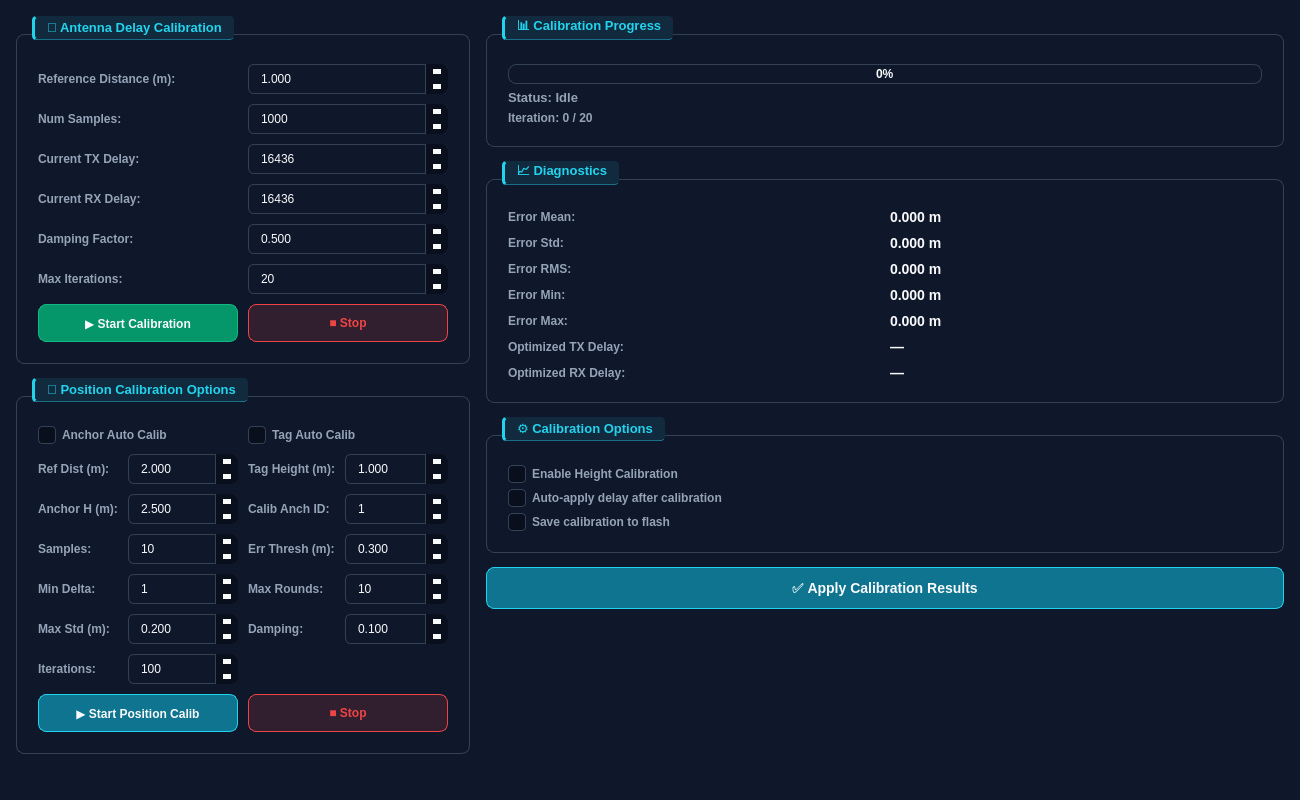
Above: software/uwb_rtls_studio/views/ui/calibration_tab.ui from phuongmt08/uwb-rtls before the change. Below: the same form after it.
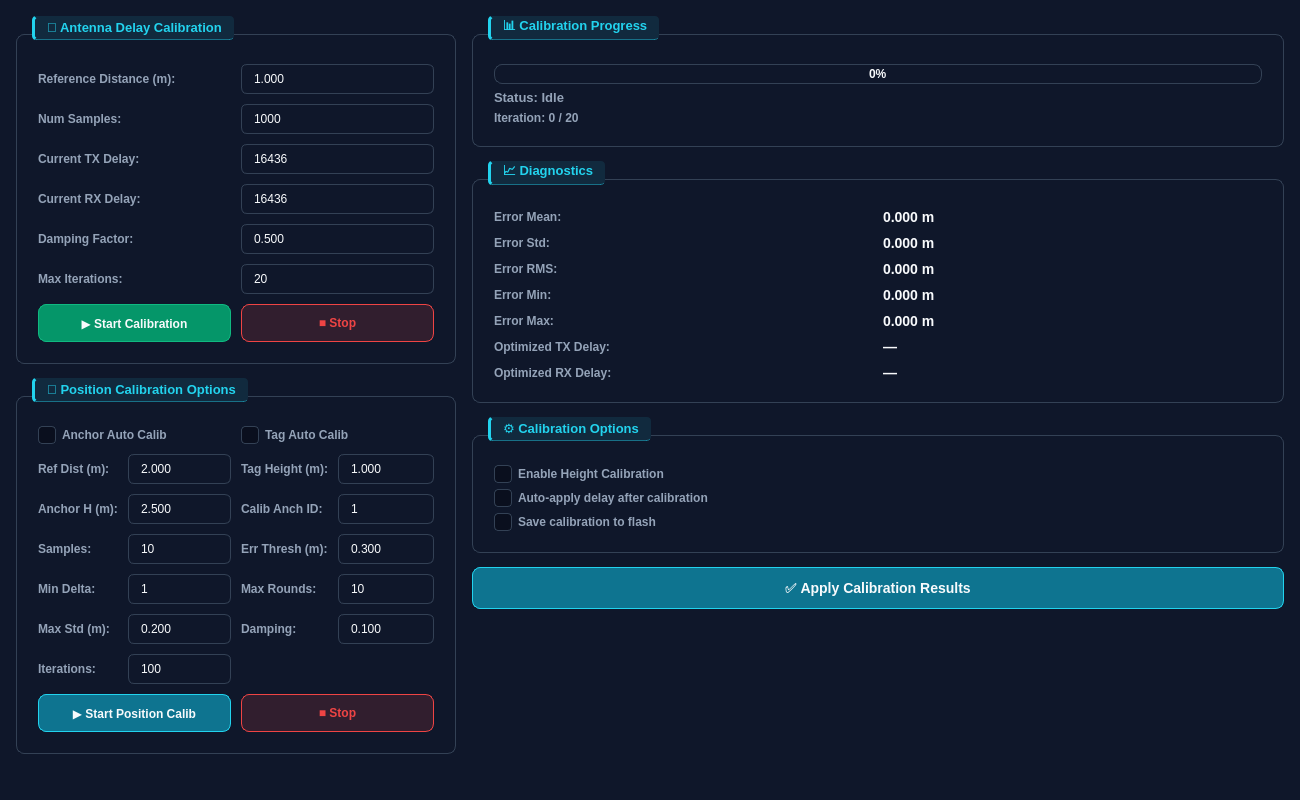
That is the form after the change. Icons and pictures are not drawn.

Commit message: refactor: adjust ui FE, bind button send/get layout MCU, reflow draw panel & add helper from keyboard

What changed in the file:
```diff
--- a/software/uwb_rtls_studio/views/ui/calibration_tab.ui
+++ b/software/uwb_rtls_studio/views/ui/calibration_tab.ui
@@ -75,51 +75,11 @@
     color: #F8FAFC;
     border: 1px solid #334155;
     border-radius: 6px;
-    padding-top: 5px;
-    padding-bottom: 5px;
-    padding-left: 8px;
-    padding-right: 20px;
     padding: 6px 26px 6px 10px;
 }
 QSpinBox:focus, QDoubleSpinBox:focus {
     border-color: #22D3EE;
 }
-QSpinBox::up-button, QDoubleSpinBox::up-button {
-    subcontrol-origin: border;
-    subcontrol-position: top right;
-    width: 22px;
-    border-left: 1px solid #334155;
-    border-top-right-radius: 6px;
-    background-color: #0A0F1E;
-}
-QSpinBox::up-button:hover, QDoubleSpinBox::up-button:hover {
-    background-color: rgba(34, 211, 238, 0.15);
-}
-QSpinBox::down-button, QDoubleSpinBox::down-button {
-    subcontrol-origin: border;
-    subcontrol-position: bottom right;
-    width: 22px;
-    border-left: 1px solid #334155;
-    border-bottom-right-radius: 6px;
-    background-color: #0A0F1E;
-}
-QSpinBox::down-button:hover, QDoubleSpinBox::down-button:hover {
-    background-color: rgba(34, 211, 238, 0.15);
-}
-QSpinBox::up-arrow, QDoubleSpinBox::up-arrow {
-    width: 0;
-    height: 0;
-    border-left: 4px solid transparent;
-    border-right: 4px solid transparent;
-    border-bottom: 5px solid #F8FAFC;
-}
-QSpinBox::down-arrow, QDoubleSpinBox::down-arrow {
-    width: 0;
-    height: 0;
-    border-left: 4px solid transparent;
-    border-right: 4px solid transparent;
-    border-top: 5px solid #F8FAFC;
-}
 
 
 QComboBox {
```
The commit also changes 16 other files.
